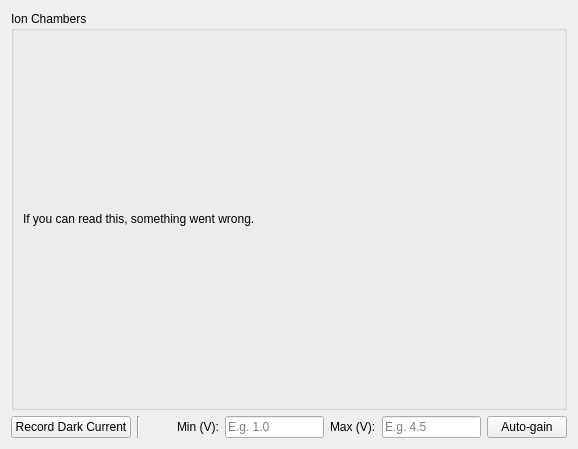
Old version of the form src/firefly/voltmeters.ui in the repository spc-group/haven.
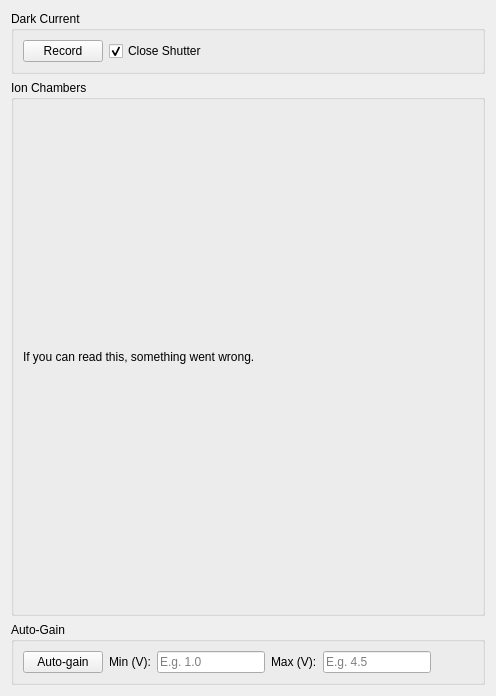
New version of the form. Custom widgets are drawn as their Qt base class.

Commit message: The record dark current button in voltmeters window now uses the  plan.

Diff of the .ui file:
```diff
--- a/src/firefly/voltmeters.ui
+++ b/src/firefly/voltmeters.ui
@@ -6,8 +6,8 @@
    <rect>
     <x>0</x>
     <y>0</y>
-    <width>578</width>
-    <height>449</height>
+    <width>496</width>
+    <height>696</height>
    </rect>
   </property>
   <property name="sizePolicy">
@@ -30,43 +30,18 @@
   </property>
   <layout class="QVBoxLayout" name="verticalLayout_2">
    <item>
-    <widget class="QGroupBox" name="voltmeters_group_box">
-     <property name="sizePolicy">
-      <sizepolicy hsizetype="Preferred" vsizetype="Expanding">
-       <horstretch>0</horstretch>
-       <verstretch>0</verstretch>
-      </sizepolicy>
-     </property>
+    <widget class="QGroupBox" name="groupBox">
      <property name="title">
-      <string>Ion Chambers</string>
+      <string>Dark Current</string>
      </property>
-     <layout class="QVBoxLayout" name="verticalLayout">
+     <layout class="QHBoxLayout" name="horizontalLayout_2">
       <item>
-       <layout class="QGridLayout" name="voltmeters_layout">
-        <item row="0" column="0">
-         <widget class="QLabel" name="label_3">
-          <property name="text">
-           <string>If you can read this, something went wrong.</string>
-          </property>
-         </widget>
-        </item>
-       </layout>
-      </item>
-     </layout>
-    </widget>
-   </item>
-   <item>
-    <layout class="QHBoxLayout" name="horizontalLayout">
-     <property name="bottomMargin">
-      <number>0</number>
-     </property>
-     <item>
-      <widget class="PyDMPushButton" name="dark_current_button">
+       <widget class="QueueButton" name="dark_current_button">
        <property name="toolTip">
         <string/>
        </property>
        <property name="text">
-        <string>Record Dark Current</string>
+         <string>Record</string>
        </property>
        <property name="alarmSensitiveContent" stdset="0">
         <bool>false</bool>
@@ -110,14 +85,17 @@
       </widget>
      </item>
      <item>
-      <widget class="Line" name="line">
-       <property name="orientation">
-        <enum>Qt::Vertical</enum>
+       <widget class="QCheckBox" name="shutter_checkbox">
+        <property name="text">
+         <string>Close Shutter</string>
+        </property>
+        <property name="checked">
+         <bool>true</bool>
        </property>
       </widget>
      </item>
      <item>
-      <spacer name="horizontalSpacer_2">
+       <spacer name="horizontalSpacer">
        <property name="orientation">
         <enum>Qt::Horizontal</enum>
        </property>
@@ -128,6 +106,54 @@
         </size>
        </property>
       </spacer>
+      </item>
+     </layout>
+    </widget>
+   </item>
+   <item>
+    <widget class="QGroupBox" name="voltmeters_group_box">
+     <property name="sizePolicy">
+      <sizepolicy hsizetype="Preferred" vsizetype="Expanding">
+       <horstretch>0</horstretch>
+       <verstretch>0</verstretch>
+      </sizepolicy>
+     </property>
+     <property name="title">
+      <string>Ion Chambers</string>
+     </property>
+     <layout class="QVBoxLayout" name="verticalLayout">
+      <item>
+       <layout class="QGridLayout" name="voltmeters_layout">
+        <item row="0" column="0">
+         <widget class="QLabel" name="label_3">
+          <property name="text">
+           <string>If you can read this, something went wrong.</string>
+          </property>
+         </widget>
+        </item>
+       </layout>
+      </item>
+     </layout>
+    </widget>
+   </item>
+   <item>
+    <widget class="QGroupBox" name="groupBox_2">
+     <property name="title">
+      <string>Auto-Gain</string>
+     </property>
+     <layout class="QHBoxLayout" name="horizontalLayout_3">
+      <item>
+       <widget class="QueueButton" name="auto_gain_button">
+        <property name="enabled">
+         <bool>true</bool>
+        </property>
+        <property name="toolTip">
+         <string>Queue a plan to automatically set the selected ion chamber gains to within the range 0.5V to 4.5V.</string>
+        </property>
+        <property name="text">
+         <string>Auto-gain</string>
+        </property>
+       </widget>
      </item>
      <item>
       <widget class="QLabel" name="label">
@@ -164,28 +190,24 @@
       </widget>
      </item>
      <item>
-      <widget class="QueueButton" name="auto_gain_button">
-       <property name="enabled">
-        <bool>true</bool>
-       </property>
-       <property name="toolTip">
-        <string>Queue a plan to automatically set the selected ion chamber gains to within the range 0.5V to 4.5V.</string>
-       </property>
-       <property name="text">
-        <string>Auto-gain</string>
-       </property>
-      </widget>
-     </item>
-    </layout>
+       <spacer name="horizontalSpacer_2">
+        <property name="orientation">
+         <enum>Qt::Horizontal</enum>
+        </property>
+        <property name="sizeHint" stdset="0">
+         <size>
+          <width>40</width>
+          <height>20</height>
+         </size>
+        </property>
+       </spacer>
+      </item>
+     </layout>
+    </widget>
    </item>
   </layout>
  </widget>
  <customwidgets>
-  <customwidget>
-   <class>PyDMPushButton</class>
-   <extends>QPushButton</extends>
-   <header>pydm.widgets.pushbutton</header>
-  </customwidget>
   <customwidget>
    <class>QueueButton</class>
    <extends>QPushButton</extends>
```
Lines whose indentation alone changed are shown as unchanged. The commit also changes 2 other files.
